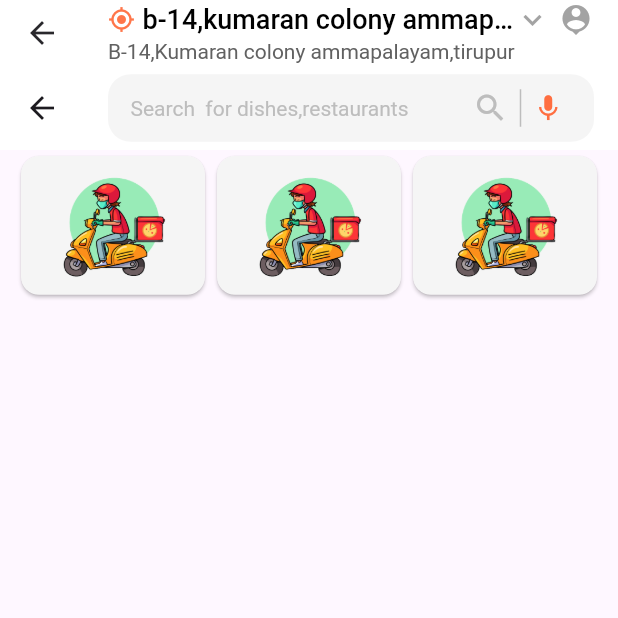
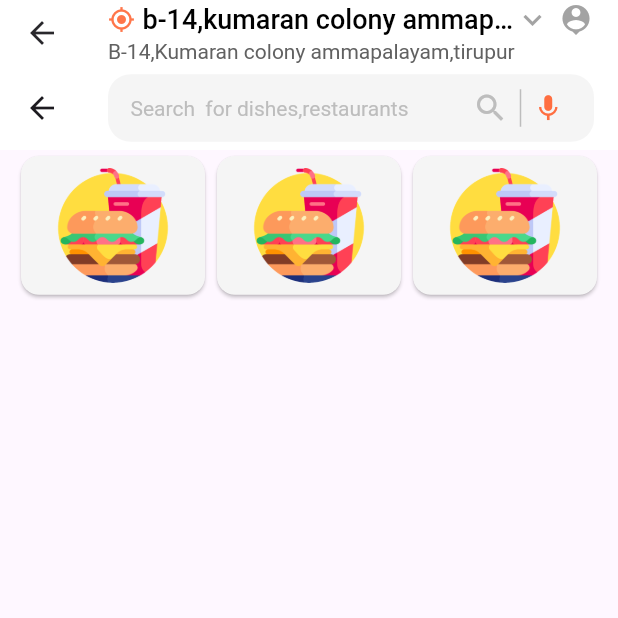
Before and after one commit to arunlatha231701/Food-Delivery-App-Flutter, a Flutter app: the HomePage screen opened directly, on a phone screen of 412 x 824 dp, the top half of it. Run offline on Flutter 3.47's test engine with Material 2 defaults, Android fonts, the light colour scheme and no system bars; our stand-ins replace cloud_firestore, dio, firebase_auth, firebase_core, intro_slider, shared_preferences; accounts and stored records are empty.

Commit message:
icon upload

```diff
--- a/f_deli_very/lib/Screens/HomeScreen.dart
+++ b/f_deli_very/lib/Screens/HomeScreen.dart
@@ -163,11 +163,14 @@ class _HomePageState extends State<HomePage> {
                       color: Colors.grey.shade100,
                       child: Container(
                           alignment: Alignment.center,
-                          child: const FittedBox(
-                            child: Image(
-                                image: AssetImage(
-                              "assets/food_delivery_logo.png",
-                            )),
+                          child:const Padding(
+                            padding:  EdgeInsets.all(8.0),
+                            child:  FittedBox(
+                              child: Image(
+                                  image: AssetImage(
+                                "assets/burger.png",
+                              )),
+                            ),
                           )));
                 }, childCount: 3),
                 gridDelegate: const SliverGridDelegateWithFixedCrossAxisCount(
```
Also changed, not shown: f_deli_very/assets/burger.png (added).
